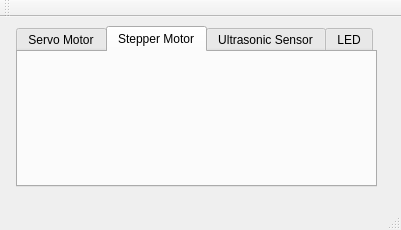
Before: the Qt Designer form assignment6/mainwindow.ui in deejcoder/hardware-orientated, drawn with Qt 5.
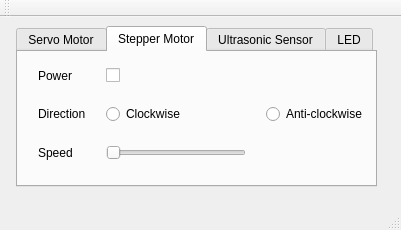
After: the same form once the commit is applied. The open tabs and pages were chosen to show the change.

Commit message: GUI finished, readme

The edit to the form file:
```diff
--- a/assignment6/mainwindow.ui
+++ b/assignment6/mainwindow.ui
@@ -11,7 +11,10 @@
    </rect>
   </property>
   <property name="windowTitle">
-   <string>MainWindow</string>
+   <string>Hardware Controller</string>
+  </property>
+  <property name="autoFillBackground">
+   <bool>true</bool>
   </property>
   <widget class="QWidget" name="centralWidget">
    <widget class="QTabWidget" name="tabWidget">
@@ -26,6 +29,9 @@
     <property name="currentIndex">
      <number>0</number>
     </property>
+    <property name="movable">
+     <bool>false</bool>
+    </property>
     <widget class="QWidget" name="tab">
      <attribute name="title">
       <string>Servo Motor</string>
@@ -67,6 +73,82 @@
      <attribute name="title">
       <string>Stepper Motor</string>
      </attribute>
+     <widget class="QWidget" name="gridLayoutWidget_2">
+      <property name="geometry">
+       <rect>
+        <x>0</x>
+        <y>0</y>
+        <width>354</width>
+        <height>131</height>
+       </rect>
+      </property>
+      <layout class="QGridLayout" name="gridLayout_2" columnstretch="0,0,0,0" rowminimumheight="0,0,0" columnminimumwidth="0,0,0,0">
+       <property name="leftMargin">
+        <number>20</number>
+       </property>
+       <property name="topMargin">
+        <number>15</number>
+       </property>
+       <property name="rightMargin">
+        <number>5</number>
+       </property>
+       <property name="bottomMargin">
+        <number>20</number>
+       </property>
+       <property name="spacing">
+        <number>20</number>
+       </property>
+       <item row="2" column="0">
+        <widget class="QLabel" name="stepperSpeedL">
+         <property name="text">
+          <string>Speed</string>
+         </property>
+        </widget>
+       </item>
+       <item row="1" column="0">
+        <widget class="QLabel" name="StepperDirL">
+         <property name="text">
+          <string>Direction</string>
+         </property>
+        </widget>
+       </item>
+       <item row="0" column="0">
+        <widget class="QLabel" name="stepperPowerL">
+         <property name="text">
+          <string>Power</string>
+         </property>
+        </widget>
+       </item>
+       <item row="1" column="2">
+        <widget class="QRadioButton" name="StepperClock">
+         <property name="text">
+          <string>Clockwise</string>
+         </property>
+        </widget>
+       </item>
+       <item row="1" column="3">
+        <widget class="QRadioButton" name="stepperAnti">
+         <property name="text">
+          <string>Anti-clockwise</string>
+         </property>
+        </widget>
+       </item>
+       <item row="2" column="2">
+        <widget class="QSlider" name="stepperSpeed">
+         <property name="orientation">
+          <enum>Qt::Horizontal</enum>
+         </property>
+        </widget>
+       </item>
+       <item row="0" column="2">
+        <widget class="QCheckBox" name="stepperPower">
+         <property name="text">
+          <string/>
+         </property>
+        </widget>
+       </item>
+      </layout>
+     </widget>
     </widget>
     <widget class="QWidget" name="tab_3">
      <attribute name="title">
```
Left out of the diff: 170 changed lines with no effect on the pictures. The commit also changes 1 other file.
